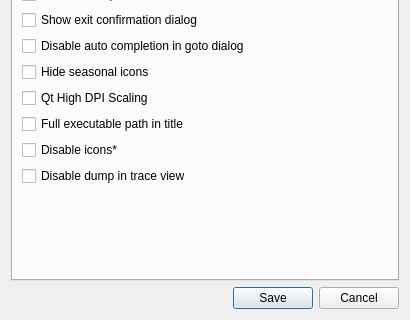
Old version of the form src/gui/Src/Gui/SettingsDialog.ui in the repository x64dbg/x64dbg; both pictures show x 0 to 410 and y 296 to 616 of the 410 by 616 pixel window.
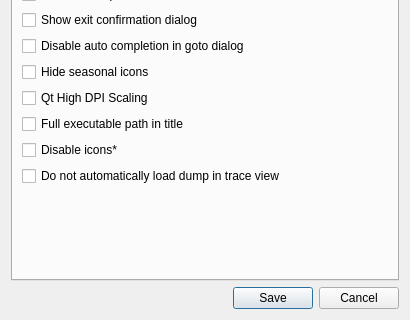
New version of the form. The open tabs and pages were chosen to show the change. Icons and pictures are not drawn.

Commit message: Add load dump button and disable auto dump loading by default

The edit to the form file:
```diff
--- a/src/gui/Src/Gui/SettingsDialog.ui
+++ b/src/gui/Src/Gui/SettingsDialog.ui
@@ -967,7 +967,7 @@
           <string>Dump in trace view consumes significant memory and CPU resources. It can be disabled if you find it too slow. Already opened trace tabs are not affected.</string>
          </property>
          <property name="text">
-          <string>Disable dump in trace view</string>
+          <string>Do not automatically load dump in trace view</string>
          </property>
         </widget>
        </item>
```
Left out of the diff: 2 changed lines with no effect on the pictures. The commit also changes 8 other files.
